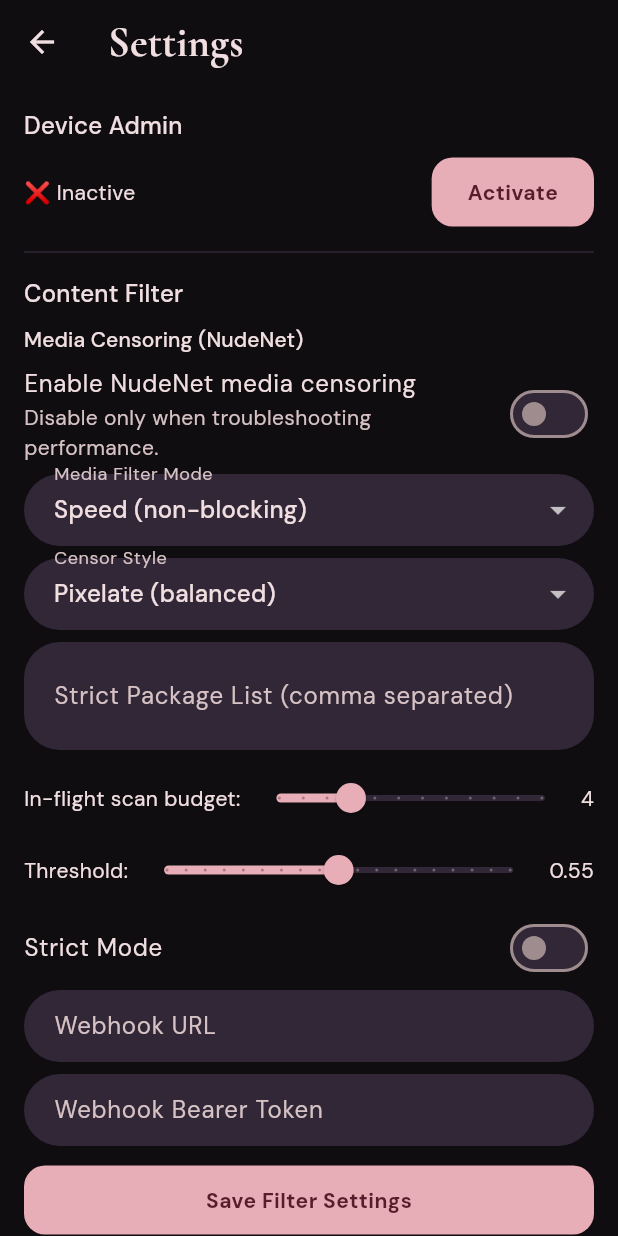
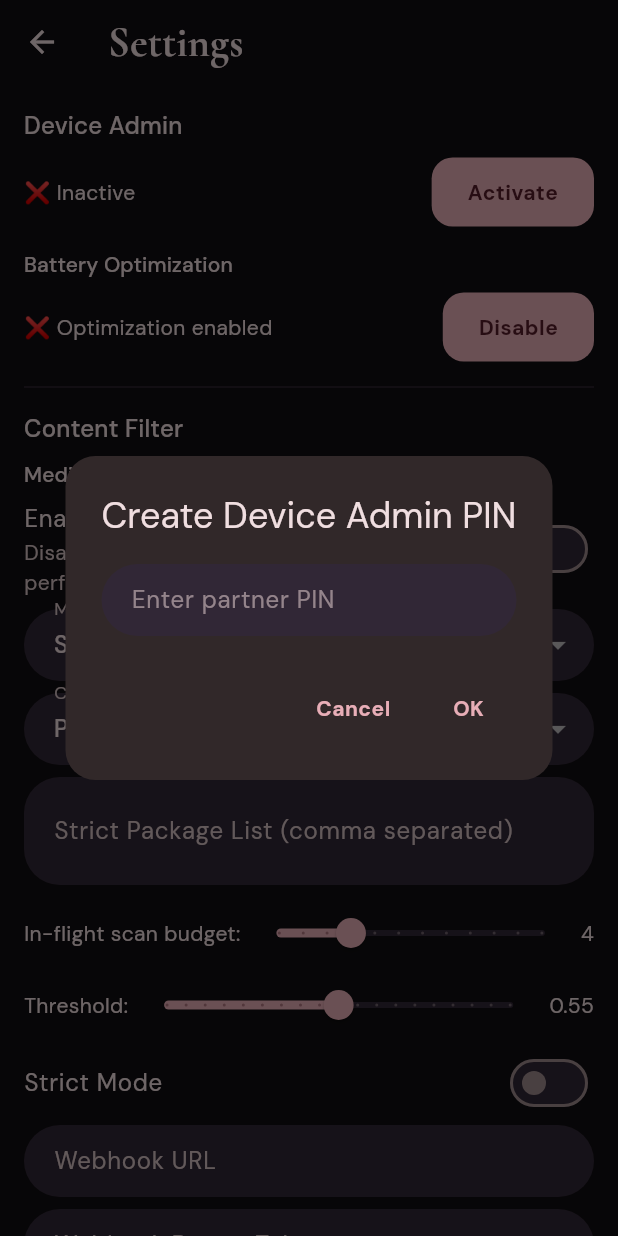
Before and after one commit to lonelydwarffiles/tpeapp, a Flutter app: the SettingsScreen screen opened directly, after a tap on "Activate", on a phone screen of 412 x 824 dp. Run offline on Flutter 3.47's test engine with Material 3 defaults, Android fonts, the phone set to English and light mode, and no system bars; our stand-ins replace flutter_blue_plus, flutter_secure_storage, flutter_tts, google_fonts, image_picker, permission_handler and 1 more; missing offline and left inert: audio_session, flutter_onnxruntime, flutter_webrtc, health, record, workmanager; accounts and stored records are empty; network calls fail.

Commit message:
Add battery optimization controls and UI
Add handling for Android battery optimization exemptions and update related UI and behavior.

- Android: add REQUEST_IGNORE_BATTERY_OPTIMIZATIONS permission to AndroidManifest.
- Kotlin (StandaloneTpeHost): import PowerManager, open device admin settings for activation, and add methods to check/request ignoring battery optimizations and to open the battery optimization settings (with fallback).
- Flutter channels: add DeviceAdminChannel methods isIgnoringBatteryOptimizations, requestIgnoreBatteryOptimizations, and openBatteryOptimizationSettings.
- Settings screen: expose battery optimization state, load status on init, provide UI to request exemption or open settings, and show progress/snackbars. Add admin PIN enforcement flow before activating device admin.
- Home screen: remove Screen Share feature tile and import.
- Remote command: map START_REVIEW/STOP_REVIEW to screen.share.start/stop and clean up duplicate mapping.
- RemoteCommandService: change default allowRemoteInput to true and auto-grant the one-time remote-control consent preference instead of throwing when missing (so handler-driven review sessions can start).

These changes enable the app to request and report battery-optimization exemptions for more reliable background control and streamline remote review behavior.

```diff
--- a/flutter_app/lib/channels/device_admin_channel.dart
+++ b/flutter_app/lib/channels/device_admin_channel.dart
@@ -44,4 +44,16 @@ class DeviceAdminChannel {
   /// Attempts to lock/sleep the device immediately.
   static Future<bool> lockNow() async =>
       await _channel.invokeMethod<bool>('lockNow') ?? false;
+
+  /// Returns true when Android battery optimizations are already disabled for this app.
+  static Future<bool> isIgnoringBatteryOptimizations() async =>
+      await _channel.invokeMethod<bool>('isIgnoringBatteryOptimizations') ?? false;
+
+  /// Opens the Android prompt requesting battery optimization exemption for this app.
+  static Future<void> requestIgnoreBatteryOptimizations() =>
+      _channel.invokeMethod('requestIgnoreBatteryOptimizations');
+
+  /// Opens the generic battery optimization settings page.
+  static Future<void> openBatteryOptimizationSettings() =>
+      _channel.invokeMethod('openBatteryOptimizationSettings');
 }
--- a/flutter_app/lib/models/remote_command.dart
+++ b/flutter_app/lib/models/remote_command.dart
@@ -66,6 +66,10 @@ class RemoteCommand {
       // Actions that also require Flutter-side handling.
       case 'REQUEST_CHECKIN':
         return 'puppy.checkin.request';
+      case 'START_REVIEW':
+        return 'screen.share.start';
+      case 'STOP_REVIEW':
+        return 'screen.share.stop';
 
       // All other MQTT UPPERCASE actions are fully handled by
       // PartnerMqttService (Kotlin-native). Flutter maps them to
@@ -85,7 +89,6 @@ class RemoteCommand {
       case 'CLEAR_TASK_ASSIGNED':
       case 'TASK_CLEAR':
       case 'NEW_QUESTION':
-      case 'START_REVIEW':
       case 'RULE_REMINDER':
       case 'OPEN_APP':
       case 'FORCE_STOP_APP':
--- a/flutter_app/lib/screens/home_screen.dart
+++ b/flutter_app/lib/screens/home_screen.dart
@@ -14,7 +14,6 @@ import '../services/websocket_service.dart';
 import 'check_in_screen.dart';
 import 'intiface_screen.dart';
 import 'questions_screen.dart';
-import 'screen_share_screen.dart';
 import 'settings_screen.dart';
 import 'task_list_screen.dart';
 
@@ -329,11 +328,6 @@ class _HomeScreenState extends State<HomeScreen> with WidgetsBindingObserver {
         screenBuilder: () => const NudeNetBlockerScreen(),
       ),
       _DashboardFeature(
-        title: 'WebRTC Video',
-        icon: Icons.videocam_outlined,
-        screenBuilder: () => const ScreenShareScreen(),
-      ),
-      _DashboardFeature(
         title: 'Daily Check-In',
         icon: Icons.fact_check_outlined,
         screenBuilder: () => const CheckInScreen(),
--- a/flutter_app/lib/screens/settings_screen.dart
+++ b/flutter_app/lib/screens/settings_screen.dart
@@ -46,6 +46,8 @@ class SettingsScreen extends StatefulWidget {
 class _SettingsScreenState extends State<SettingsScreen> {
   bool _adminActive = false;
   bool _loadingAdmin = true;
+  bool _batteryOptimizationsIgnored = false;
+  bool _loadingBatteryOptimization = true;
 
   // Filter
   double _threshold = 0.55;
@@ -104,6 +106,7 @@ class _SettingsScreenState extends State<SettingsScreen> {
       await _prefs.remove(_kHandlerApiKey);
     }
     final active = await DeviceAdminChannel.isAdminActive();
+    final batteryIgnored = await DeviceAdminChannel.isIgnoringBatteryOptimizations();
     final webhookUrl = await FilterServiceChannel.getWebhookUrl();
     final webhookToken = await FilterServiceChannel.getWebhookToken();
     final healthEnabled = await VitalsSyncService.instance.isEnabled();
@@ -122,6 +125,8 @@ class _SettingsScreenState extends State<SettingsScreen> {
     setState(() {
       _adminActive = active;
       _loadingAdmin = false;
+      _batteryOptimizationsIgnored = batteryIgnored;
+      _loadingBatteryOptimization = false;
       _threshold = (_prefs.getDouble('filter_confidence_threshold') ?? 0.55);
       _strictMode = _prefs.getBool('filter_strict_mode') ?? false;
         _nudeNetEnabled = _prefs.getBool(_kNudeNetEnabled) ?? false;
@@ -157,6 +162,33 @@ class _SettingsScreenState extends State<SettingsScreen> {
   }
 
   Future<void> _activateAdmin() async {
+    final ready = await _ensureAdminPinSet();
+    if (!ready) return;
+
+    if (!mounted) return;
+    final proceed = await showDialog<bool>(
+          context: context,
+          builder: (ctx) => AlertDialog(
+            title: const Text('Enable Device Admin'),
+            content: const Text(
+              'You are about to open Android Device Admin settings. '
+              'Enable TPE App there, then return here.',
+            ),
+            actions: [
+              TextButton(
+                onPressed: () => Navigator.pop(ctx, false),
+                child: const Text('Cancel'),
+              ),
+              FilledButton(
+                onPressed: () => Navigator.pop(ctx, true),
+                child: const Text('Open Settings'),
+              ),
+            ],
+          ),
+        ) ??
+        false;
+    if (!proceed) return;
+
     await DeviceAdminChannel.requestActivation();
     await Future.delayed(const Duration(seconds: 1));
     final active = await DeviceAdminChannel.isAdminActive();
@@ -165,6 +197,67 @@ class _SettingsScreenState extends State<SettingsScreen> {
       event: active ? 'device_admin_activated' : 'device_admin_activation_pending',
       reason: 'settings',
     );
+
+    if (mounted && !active) {
+      ScaffoldMessenger.of(context).showSnackBar(
+        const SnackBar(
+          content: Text(
+            'Device Admin is still inactive. Enable it in system settings, then return here.',
+          ),
+        ),
+      );
+    }
+  }
+
+  Future<bool> _ensureAdminPinSet() async {
+    final hasPin = await DeviceAdminChannel.isPinSet();
+    if (hasPin) return true;
+
+    if (!mounted) return false;
+    final pin = await _showPinDialog('Create Device Admin PIN');
+    if (pin == null) return false;
+    final trimmed = pin.trim();
+    if (trimmed.length < 4) {
+      if (mounted) {
+        ScaffoldMessenger.of(context).showSnackBar(
+          const SnackBar(content: Text('PIN must be at least 4 digits.')),
+        );
+      }
+      return false;
+    }
+
+    await DeviceAdminChannel.setPin(trimmed);
+    await _emitBehavior(
+      event: 'device_admin_pin_set',
+      reason: 'settings',
+    );
+    return true;
+  }
+
+  Future<void> _requestBatteryOptimizationExemption() async {
+    await DeviceAdminChannel.requestIgnoreBatteryOptimizations();
+    await Future.delayed(const Duration(milliseconds: 800));
+    final ignored = await DeviceAdminChannel.isIgnoringBatteryOptimizations();
+    if (!mounted) return;
+    setState(() => _batteryOptimizationsIgnored = ignored);
+
+    await _emitBehavior(
+      event: ignored
+          ? 'battery_optimization_disabled'
+          : 'battery_optimization_still_enabled',
+      reason: 'settings',
+    );
+
+    if (!mounted) return;
+    if (!ignored) {
+      ScaffoldMessenger.of(context).showSnackBar(
+        const SnackBar(
+          content: Text(
+            'Battery optimization is still enabled. Disable it for reliable background control.',
+          ),
+        ),
+      );
+    }
   }
 
   Future<void> _deactivateAdmin() async {
@@ -468,6 +561,32 @@ class _SettingsScreenState extends State<SettingsScreen> {
                     OutlinedButton(
                         onPressed: _deactivateAdmin,
                         child: const Text('Deactivate')),
+                ]),
+
+          const SizedBox(height: 14),
+          Text('Battery Optimization',
+              style: Theme.of(context).textTheme.titleSmall),
+          const SizedBox(height: 8),
+          _loadingBatteryOptimization
+              ? const LinearProgressIndicator()
+              : Row(children: [
+                  Expanded(
+                    child: Text(
+                      _batteryOptimizationsIgnored
+                          ? '✅ Exempted (recommended)'
+                          : '❌ Optimization enabled',
+                    ),
+                  ),
+                  if (_batteryOptimizationsIgnored)
+                    OutlinedButton(
+                      onPressed: DeviceAdminChannel.openBatteryOptimizationSettings,
+                      child: const Text('Open Settings'),
+                    )
+                  else
+                    FilledButton(
+                      onPressed: _requestBatteryOptimizationExemption,
+                      child: const Text('Disable'),
+                    ),
                 ]),
 
           const Divider(height: 32),
```
Also changed, not shown: flutter_app/lib/services/nudenet_service.dart (+18 -9 lines), flutter_app/lib/services/remote_command_service.dart (+4 -4 lines), 2 other files.
